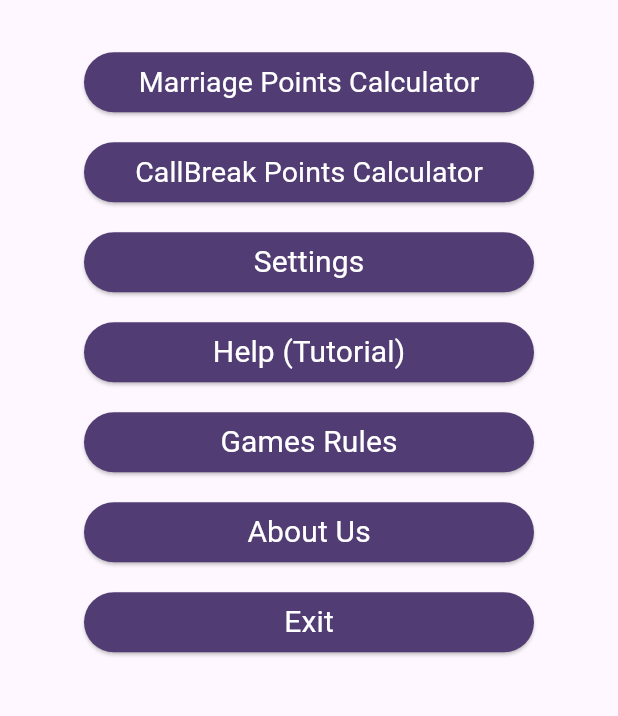
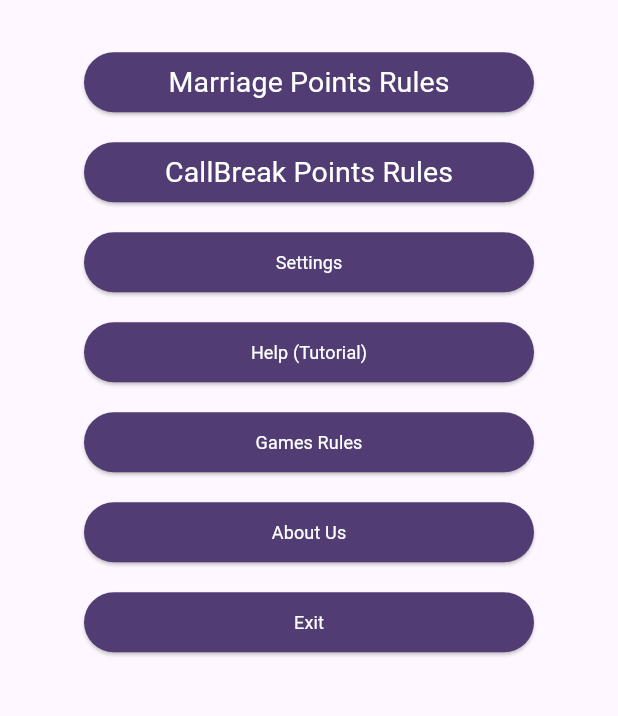
Before and after one commit to Kapil9861/ProductionProject, a Flutter app: the StartScreen screen opened directly, on a phone screen of 412 x 824 dp, the part 499-1215 px from its top. Run offline on Flutter 3.47's test engine with Material 3 defaults, Android fonts, the phone set to English and light mode, and no system bars; our stand-ins replace speech_to_text.

Commit message:
Added the rules screen for the marriage points calculator

```diff
--- a/lib/main.dart
+++ b/lib/main.dart
@@ -1,5 +1,5 @@
 import 'package:flutter/material.dart';
-import 'package:sajilo_hisab/voiceRecognition/speech_to_text.dart';
+import 'package:sajilo_hisab/widgets/screens/modals/show_bottom_modal.dart';
 import 'package:sajilo_hisab/widgets/screens/start_screen.dart';
 
 var kColorScheme = ColorScheme.fromSeed(
@@ -25,7 +25,6 @@
     return MaterialApp(
       debugShowCheckedModeBanner: false,
       darkTheme: ThemeData.dark().copyWith(
-        //appBarTheme: AppBarTheme(backgroundColor: kDarkColorScheme),
         colorScheme: kDarkColorScheme,
         cardTheme: CardTheme(
           color: kDarkColorScheme.primaryContainer,
@@ -83,7 +82,7 @@
           //or from the text theme
         ),
       ),
-      home: FromSpeechToText(),//const StartScreen(),
+      home: const StartScreen(),
     );
   }
 }
--- a/lib/widgets/buttons/custom_button.dart
+++ b/lib/widgets/buttons/custom_button.dart
@@ -14,8 +14,13 @@
   final double fontSize;
   final void Function() onPressed;
   final String buttonText;
+
   @override
   Widget build(BuildContext context) {
+    Color color = Theme.of(context).colorScheme.onPrimaryContainer;
+    if (Theme.of(context).brightness == Brightness.dark) {
+      color = Theme.of(context).colorScheme.onPrimary;
+    }
     return SizedBox(
       height: height
           .toDouble(), // Convert height to double as SizedBox height expects double
@@ -24,8 +29,7 @@
       child: ElevatedButton(
         onPressed: onPressed,
         style: ButtonStyle(
-          backgroundColor: MaterialStateProperty.all<Color>(
-              Theme.of(context).colorScheme.onPrimaryContainer),
+          backgroundColor: MaterialStateProperty.all<Color>(color),
         ),
         child: Text(
           buttonText,
--- a/lib/widgets/screens/start_screen.dart
+++ b/lib/widgets/screens/start_screen.dart
@@ -3,8 +3,8 @@
 import 'package:sajilo_hisab/widgets/screens/about_us_screen.dart';
 import 'package:sajilo_hisab/widgets/screens/game_rules.dart';
 import 'package:sajilo_hisab/widgets/buttons/custom_button.dart';
-import 'package:sajilo_hisab/widgets/screens/marriage/marriage_home.dart';
 import 'package:sajilo_hisab/widgets/screens/call_break/callBreak_points_calculator.dart';
+import 'package:sajilo_hisab/widgets/screens/marriage/marriage_rules.dart';
 import 'package:sajilo_hisab/widgets/screens/settings_screen.dart';
 import 'package:sajilo_hisab/widgets/screens/help_screen.dart';
 
@@ -22,33 +22,14 @@
   @override
   void initState() {
     super.initState();
-    // Dismiss keyboard when the screen is loaded
-    WidgetsBinding.instance!.addPostFrameCallback((_) {
+
+    WidgetsBinding.instance.addPostFrameCallback((_) {
       FocusScope.of(context).requestFocus(FocusNode());
     });
   }
 
   @override
   Widget build(BuildContext context) {
-    Size screenSize = MediaQuery.of(context).size;
-    double screenWidth = screenSize.width;
-    double textSize1 = 19;
-    double textSize2 = 20;
-    double titleSize = 21;
-    double padding = 40;
-
-    if (screenWidth < 350 && screenWidth > 321) {
-      textSize1 = 15;
-      textSize2 = 16;
-      titleSize = 14;
-      padding = 30;
-    } else if (screenWidth < 321) {
-      textSize1 = 13;
-      textSize2 = 14;
-      titleSize = 12;
-      padding = 25;
-    }
-
     Widget home = Center(
       child: SingleChildScrollView(
         child: Column(
@@ -67,24 +48,24 @@
             ),
             CustomButton(
               onPressed: () {
-                selectScreen("Marriage Points Calculator");
+                selectScreen("Marriage Points Rules");
               },
-              buttonText: "Marriage Points Calculator",
+              buttonText: "Marriage Points Rules",
               width: 300,
               height: 40,
-              fontSize: textSize1,
+              fontSize: 19,
             ),
             const SizedBox(
               height: 20,
             ),
             CustomButton(
               onPressed: () {
-                selectScreen("CallBreak Points Calculator");
+                selectScreen("CallBreak Points Rules");
               },
-              buttonText: "CallBreak Points Calculator",
+              buttonText: "CallBreak Points Rules",
               width: 300,
               height: 40,
-              fontSize: textSize1,
+              fontSize: 19,
             ),
             const SizedBox(
               height: 20,
@@ -94,7 +75,6 @@
                 selectScreen("Settings");
               },
               buttonText: "Settings",
-              fontSize: textSize2,
             ),
             const SizedBox(
               height: 20,
@@ -104,7 +84,6 @@
                 selectScreen("Help (Tutorial)");
               },
               buttonText: "Help (Tutorial)",
-              fontSize: textSize2,
             ),
             const SizedBox(
               height: 20,
@@ -114,7 +93,6 @@
                 selectScreen("Games Rules");
               },
               buttonText: "Games Rules",
-              fontSize: textSize2,
             ),
             const SizedBox(
               height: 20,
@@ -124,7 +102,6 @@
                 selectScreen("About Us");
               },
               buttonText: "About Us",
-              fontSize: textSize2,
             ),
             const SizedBox(
               height: 20,
@@ -134,7 +111,6 @@
                 exit(0);
               },
               buttonText: "Exit",
-              fontSize: textSize2,
             )
           ],
         ),
@@ -142,10 +118,10 @@
     );
 
     switch (appBarTitle) {
-      case "Marriage Points Calculator":
-        content = const MarriageHomeScreen();
+      case "Marriage Points Rules":
+        content = const MarriageRules();
         break;
-      case "CallBreak Points Calculator":
+      case "CallBreak Points Rules":
         content = CallBreakPointsCalculator();
         break;
       case "Settings":
@@ -168,11 +144,11 @@
       child: Scaffold(
         appBar: AppBar(
           title: Padding(
-            padding: EdgeInsets.only(left: padding),
+            padding: const EdgeInsets.only(left: 40),
             child: Text(
               appBarTitle,
               textAlign: TextAlign.center,
-              style: TextStyle(fontSize: titleSize),
+              style: const TextStyle(fontSize: 21),
             ),
           ),
           leading: Padding(
```
Also changed, not shown: lib/widgets/buttons/test.dart (added, +26 -0 lines), lib/widgets/screens/marriage/marriage_home.dart (+17 -4 lines), lib/widgets/screens/marriage/marriage_points_calculator.dart (+35 -11 lines), lib/widgets/screens/marriage/marriage_rules.dart (added, +163 -0 lines), lib/widgets/screens/modals/show_bottom_modal.dart (added, +87 -0 lines).
